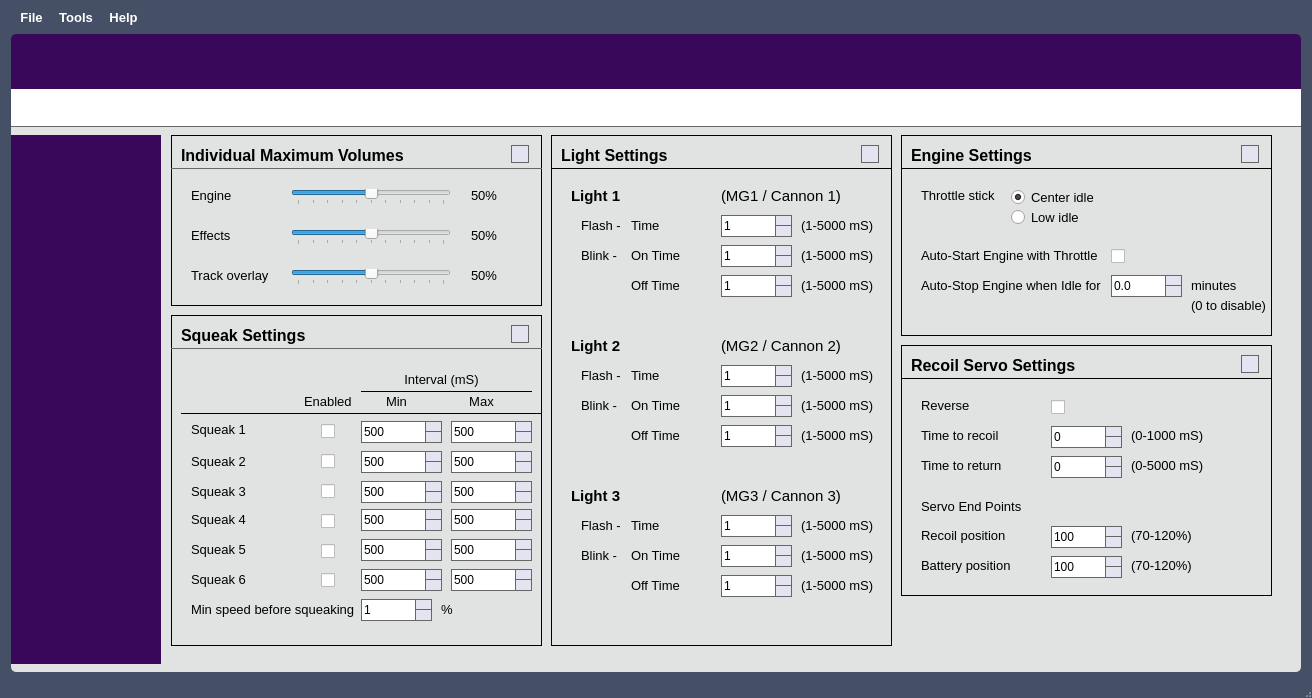
The window that mainwindow.ui (OpenPanzerProject/INICreator) describes before a commit, drawn with Qt 5.
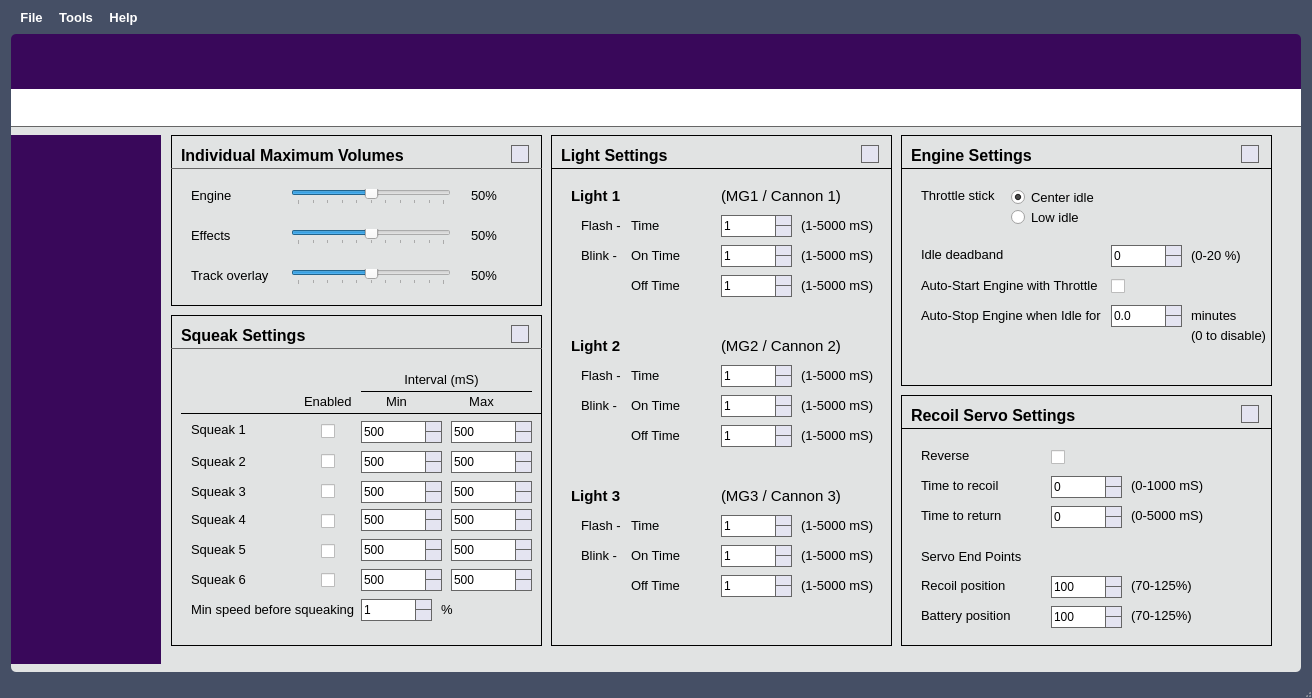
The same window after the commit. Icons and pictures are not drawn. Custom widgets are drawn as their Qt base class.

Commit message: Add idle deadband setting

Diff of the .ui file:
```diff
--- a/mainwindow.ui
+++ b/mainwindow.ui
@@ -4511,7 +4511,7 @@
                   <x>740</x>
                   <y>0</y>
                   <width>371</width>
-                  <height>201</height>
+                  <height>251</height>
                  </rect>
                 </property>
                 <property name="frameShape">
@@ -4649,7 +4649,7 @@
                  <property name="geometry">
                   <rect>
                    <x>20</x>
-                   <y>110</y>
+                   <y>140</y>
                    <width>181</width>
                    <height>21</height>
                   </rect>
@@ -4667,7 +4667,7 @@
                  <property name="geometry">
                   <rect>
                    <x>20</x>
-                   <y>140</y>
+                   <y>170</y>
                    <width>181</width>
                    <height>21</height>
                   </rect>
@@ -4685,7 +4685,7 @@
                  <property name="geometry">
                   <rect>
                    <x>210</x>
-                   <y>112</y>
+                   <y>142</y>
                    <width>16</width>
                    <height>18</height>
                   </rect>
@@ -4698,7 +4698,7 @@
                  <property name="geometry">
                   <rect>
                    <x>290</x>
-                   <y>160</y>
+                   <y>190</y>
                    <width>81</width>
                    <height>21</height>
                   </rect>
@@ -4716,7 +4716,7 @@
                  <property name="geometry">
                   <rect>
                    <x>210</x>
-                   <y>140</y>
+                   <y>170</y>
                    <width>71</width>
                    <height>22</height>
                   </rect>
@@ -4732,7 +4732,7 @@
                  <property name="geometry">
                   <rect>
                    <x>290</x>
-                   <y>140</y>
+                   <y>170</y>
                    <width>51</width>
                    <height>21</height>
                   </rect>
@@ -4746,12 +4746,61 @@
                   <string>minutes</string>
                  </property>
                 </widget>
+                <widget class="QLabel" name="label_37">
+                 <property name="geometry">
+                  <rect>
+                   <x>20</x>
+                   <y>109</y>
+                   <width>91</width>
+                   <height>21</height>
+                  </rect>
+                 </property>
+                 <property name="font">
+                  <font>
+                   <pointsize>10</pointsize>
+                  </font>
+                 </property>
+                 <property name="text">
+                  <string>Idle deadband</string>
+                 </property>
+                </widget>
+                <widget class="QSpinBox" name="spinIdleDeadband">
+                 <property name="geometry">
+                  <rect>
+                   <x>210</x>
+                   <y>110</y>
+                   <width>71</width>
+                   <height>22</height>
+                  </rect>
+                 </property>
+                 <property name="maximum">
+                  <number>20</number>
+                 </property>
+                </widget>
+                <widget class="QLabel" name="label_38">
+                 <property name="geometry">
+                  <rect>
+                   <x>290</x>
+                   <y>110</y>
+                   <width>81</width>
+                   <height>21</height>
+                  </rect>
+                 </property>
+                 <property name="font">
+                  <font>
+                   <pointsize>10</pointsize>
+                  </font>
+                 </property>
+                 <property name="text">
+                  <string>(0-20 %)</string>
+                 </property>
+                </widget>
                </widget>
                <widget class="FrameContent" name="frmServo">
                 <property name="geometry">
                  <rect>
                   <x>740</x>
-                  <y>210</y>
+                  <y>260</y>
                   <width>371</width>
                   <height>251</height>
                  </rect>
@@ -4979,7 +5028,7 @@
                   </font>
                  </property>
                  <property name="text">
-                  <string>(70-120%)</string>
+                  <string>(70-125%)</string>
                  </property>
                 </widget>
                 <widget class="QSpinBox" name="spinEndPointRecoil">
@@ -4995,7 +5044,7 @@
                   <number>70</number>
                  </property>
                  <property name="maximum">
-                  <number>120</number>
+                  <number>125</number>
                  </property>
                  <property name="value">
                   <number>100</number>
@@ -5050,7 +5099,7 @@
                   <number>70</number>
                  </property>
                  <property name="maximum">
-                  <number>120</number>
+                  <number>125</number>
                  </property>
                  <property name="value">
                   <number>100</number>
@@ -5071,7 +5120,7 @@
                   </font>
                  </property>
                  <property name="text">
-                  <string>(70-120%)</string>
+                  <string>(70-125%)</string>
                  </property>
                 </widget>
                </widget>
```
The commit also changes 8 other files.
